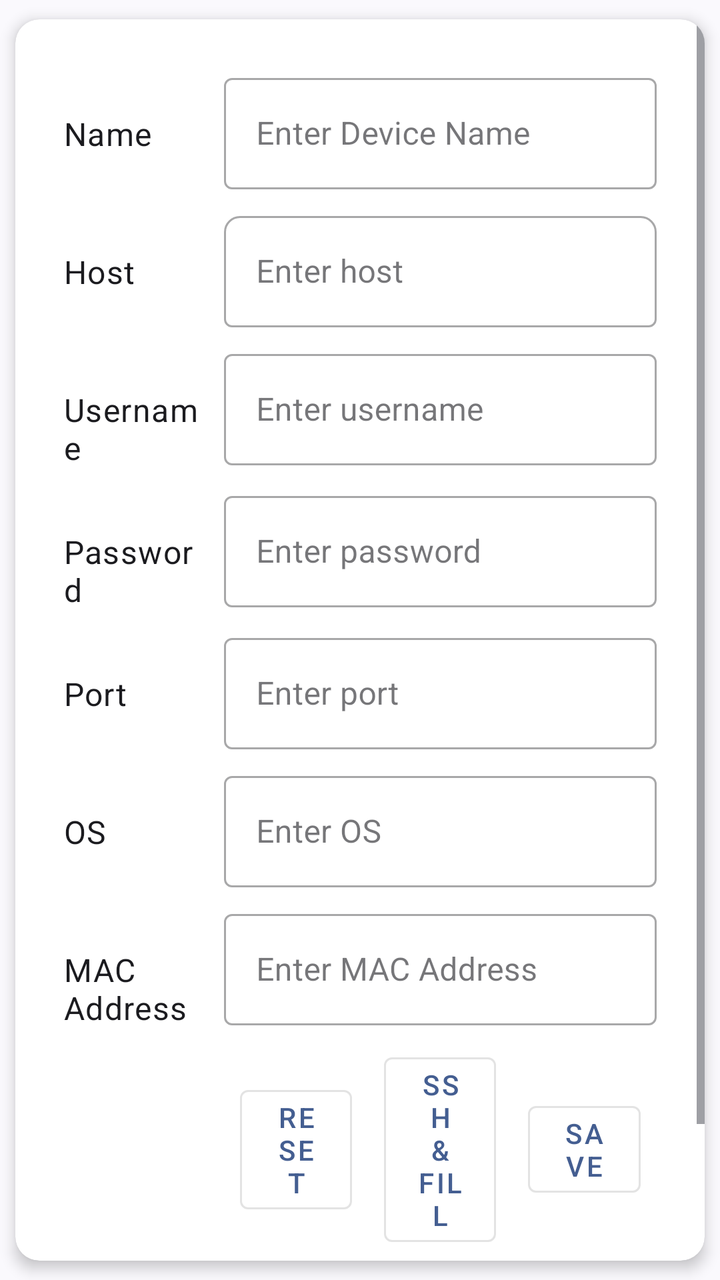
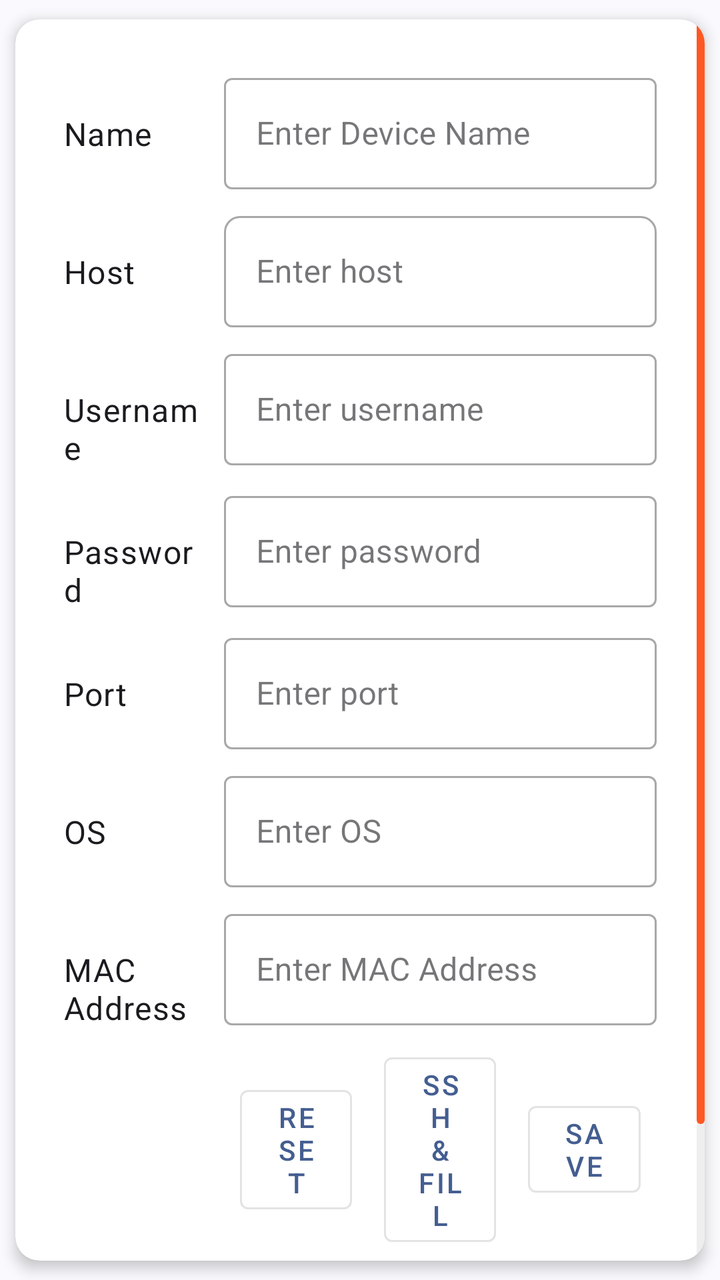

An Android layout rendered at two revisions. The XML below is the earlier revision; the diff shows what the commit changed to produce the second picture.
<!-- AndroidManifest.xml: application theme Theme.RemoteManager -->
<!-- res/layout/add_device.xml -->
<?xml version="1.0" encoding="utf-8"?>
<androidx.cardview.widget.CardView xmlns:android="http://schemas.android.com/apk/res/android"
    xmlns:app="http://schemas.android.com/apk/res-auto"
    xmlns:tools="http://schemas.android.com/tools"
    android:id="@+id/add_device_root"
    android:layout_width="match_parent"
    android:layout_height="match_parent"
    app:cardCornerRadius="12dp"
    app:cardElevation="4dp"
    app:cardUseCompatPadding="true">

    <ScrollView
        android:layout_width="match_parent"
        android:layout_height="match_parent"
        android:fillViewport="true">

        <GridLayout
            android:id="@+id/add_device"
            android:layout_width="match_parent"
            android:layout_height="wrap_content"
            android:columnCount="2"
            android:padding="20dp"
            android:rowCount="9"
            android:useDefaultMargins="true"
            tools:context=".fragment.AddDeviceFragment">

            
            <TextView
                style="?attr/textAppearanceBody1"
                android:layout_width="0dp"
                android:layout_height="wrap_content"
                android:layout_columnWeight="1"
                android:text="@string/name" />

            <com.google.android.material.textfield.TextInputLayout
                style="@style/Widget.MaterialComponents.TextInputLayout.OutlinedBox"
                android:layout_width="0dp"
                android:layout_height="wrap_content"
                android:layout_columnWeight="3"
                android:hint="@string/enter_name">

                <com.google.android.material.textfield.TextInputEditText
                    android:id="@+id/name_input"
                    android:layout_width="match_parent"
                    android:layout_height="wrap_content" />
            </com.google.android.material.textfield.TextInputLayout>

            
            <TextView
                style="?attr/textAppearanceBody1"
                android:layout_width="0dp"
                android:layout_height="wrap_content"
                android:layout_columnWeight="1"
                android:text="@string/host" />

            <com.google.android.material.textfield.TextInputLayout
                style="@style/Widget.MaterialComponents.TextInputLayout.OutlinedBox"
                android:layout_width="0dp"
                android:layout_height="wrap_content"
                android:layout_columnWeight="3"
                android:hint="@string/enter_host"
                app:boxCornerRadiusTopEnd="8dp"
                app:boxCornerRadiusTopStart="8dp"
                app:hintEnabled="true">

                <com.google.android.material.textfield.TextInputEditText
                    android:id="@+id/host_input"
                    android:layout_width="match_parent"
                    android:layout_height="wrap_content" />
            </com.google.android.material.textfield.TextInputLayout>

            
            <TextView
                style="?attr/textAppearanceBody1"
                android:layout_width="0dp"
                android:layout_height="wrap_content"
                android:layout_columnWeight="1"
                android:text="@string/username" />

            <com.google.android.material.textfield.TextInputLayout
                style="@style/Widget.MaterialComponents.TextInputLayout.OutlinedBox"
                android:layout_width="0dp"
                android:layout_height="wrap_content"
                android:layout_columnWeight="3"
                android:hint="@string/enter_username">

                <com.google.android.material.textfield.TextInputEditText
                    android:id="@+id/username_input"
                    android:layout_width="match_parent"
                    android:layout_height="wrap_content" />
            </com.google.android.material.textfield.TextInputLayout>

            
            <TextView
                style="?attr/textAppearanceBody1"
                android:layout_width="0dp"
                android:layout_height="wrap_content"
                android:layout_columnWeight="1"
                android:text="@string/password" />

            <com.google.android.material.textfield.TextInputLayout
                style="@style/Widget.MaterialComponents.TextInputLayout.OutlinedBox"
                android:layout_width="0dp"
                android:layout_height="wrap_content"
                android:layout_columnWeight="3"
                android:hint="@string/enter_password">

                <com.google.android.material.textfield.TextInputEditText
                    android:id="@+id/password_input"
                    android:layout_width="match_parent"
                    android:layout_height="wrap_content"
                    android:inputType="textPassword" />
            </com.google.android.material.textfield.TextInputLayout>

            
            <TextView
                style="?attr/textAppearanceBody1"
                android:layout_width="0dp"
                android:layout_height="wrap_content"
                android:layout_columnWeight="1"
                android:text="@string/port" />

            <com.google.android.material.textfield.TextInputLayout
                style="@style/Widget.MaterialComponents.TextInputLayout.OutlinedBox"
                android:layout_width="0dp"
                android:layout_height="wrap_content"
                android:layout_columnWeight="3"
                android:hint="@string/enter_port">

                <com.google.android.material.textfield.TextInputEditText
                    android:id="@+id/port_input"
                    android:layout_width="match_parent"
                    android:layout_height="wrap_content"
                    android:inputType="number" />
            </com.google.android.material.textfield.TextInputLayout>

            
            <TextView
                style="?attr/textAppearanceBody1"
                android:layout_width="0dp"
                android:layout_height="wrap_content"
                android:layout_columnWeight="1"
                android:text="@string/os" />

            <com.google.android.material.textfield.TextInputLayout
                style="@style/Widget.MaterialComponents.TextInputLayout.OutlinedBox"
                android:layout_width="0dp"
                android:layout_height="wrap_content"
                android:layout_columnWeight="3"
                android:hint="@string/enter_os">

                <com.google.android.material.textfield.TextInputEditText
                    android:id="@+id/os_input"
                    android:layout_width="match_parent"
                    android:layout_height="wrap_content" />
            </com.google.android.material.textfield.TextInputLayout>

            
            <TextView
                style="?attr/textAppearanceBody1"
                android:layout_width="0dp"
                android:layout_height="wrap_content"
                android:layout_columnWeight="1"
                android:text="@string/mac_address" />

            <com.google.android.material.textfield.TextInputLayout
                style="@style/Widget.MaterialComponents.TextInputLayout.OutlinedBox"
                android:layout_width="0dp"
                android:layout_height="wrap_content"
                android:layout_columnWeight="3"
                android:hint="@string/enter_mac_address">

                <com.google.android.material.textfield.TextInputEditText
                    android:id="@+id/mac_address_input"
                    android:layout_width="match_parent"
                    android:layout_height="wrap_content"
                    android:inputType="text" />
            </com.google.android.material.textfield.TextInputLayout>

            
            <View
                android:layout_width="0dp"
                android:layout_height="0dp"
                android:layout_columnWeight="1" />

            <LinearLayout
                android:layout_width="0dp"
                android:layout_height="wrap_content"
                android:layout_columnWeight="3"
                android:gravity="center"
                android:orientation="horizontal">

                <com.google.android.material.button.MaterialButton
                    android:id="@+id/reset_button"
                    style="@style/Widget.MaterialComponents.Button.OutlinedButton"
                    android:layout_width="0dp"
                    android:layout_height="wrap_content"
                    android:layout_marginHorizontal="8dp"
                    android:layout_weight="1"
                    android:inset="8dp"
                    android:text="@string/reset" />

                <com.google.android.material.button.MaterialButton
                    android:id="@+id/ssh_fill_button"
                    style="@style/Widget.MaterialComponents.Button.OutlinedButton"
                    android:layout_width="0dp"
                    android:layout_height="wrap_content"
                    android:layout_marginHorizontal="8dp"
                    android:layout_weight="1"
                    android:inset="8dp"
                    android:text="@string/ssh_fill" />

                <com.google.android.material.button.MaterialButton
                    android:id="@+id/save_button"
                    style="@style/Widget.MaterialComponents.Button.OutlinedButton"
                    android:layout_width="0dp"
                    android:layout_height="wrap_content"
                    android:layout_marginHorizontal="8dp"
                    android:layout_weight="1"
                    android:inset="8dp"
                    android:text="@string/save" />
            </LinearLayout>

            
            <View
                android:layout_width="0dp"
                android:layout_height="0dp"
                android:layout_columnWeight="1" />

            <LinearLayout
                android:layout_width="0dp"
                android:layout_height="wrap_content"
                android:layout_columnWeight="3"
                android:gravity="center"
                android:orientation="horizontal">

                <com.google.android.material.button.MaterialButton
                    android:id="@+id/delete_button"
                    style="@style/Widget.MaterialComponents.Button.OutlinedButton"
                    android:layout_width="0dp"
                    android:layout_height="wrap_content"
                    android:layout_marginHorizontal="8dp"
                    android:layout_weight="1"
                    android:inset="8dp"
                    android:text="@string/delete" />
            </LinearLayout>
        </GridLayout>
    </ScrollView>
</androidx.cardview.widget.CardView>
<!-- resources referenced by this layout -->
<resources>
  <string name="delete">Delete</string>
  <string name="enter_host">Enter host</string>
  <string name="enter_mac_address">Enter MAC Address</string>
  <string name="enter_name">Enter Device Name</string>
  <string name="enter_os">Enter OS</string>
  <string name="enter_password">Enter password</string>
  <string name="enter_port">Enter port</string>
  <string name="enter_username">Enter username</string>
  <string name="host">Host</string>
  <string name="mac_address">MAC Address</string>
  <string name="name">Name</string>
  <string name="os">OS</string>
  <string name="password">Password</string>
  <string name="port">Port</string>
  <string name="reset">Reset</string>
  <string name="save">Save</string>
  <string name="ssh_fill">SSH &amp; Fill</string>
  <string name="username">Username</string>
  <style name="Theme.RemoteManager" parent="Theme.Material3.DynamicColors.DayNight.NoActionBar">
          <item name="android:statusBarColor">?attr/colorPrimaryVariant</item>
          <item name="android:windowDrawsSystemBarBackgrounds">true</item>
          <item name="android:windowTranslucentStatus">false</item>
      </style>
</resources>

<!-- the commit's change to res/layout/add_device.xml (unified diff, before → after) -->
@@ -12,7 +12,11 @@
     <ScrollView
         android:layout_width="match_parent"
         android:layout_height="match_parent"
-        android:fillViewport="true">
+        android:fillViewport="true"
+        android:scrollbars="vertical"
+        android:fadeScrollbars="false"
+        android:scrollbarThumbVertical="@drawable/custom_scrollbar_thumb"
+        android:scrollbarTrackVertical="@drawable/custom_scrollbar_track">
 
         <GridLayout
             android:id="@+id/add_device"
<!-- resource entries referenced after the edit -->
@@ -1,5 +1,19 @@
 <!-- resources referenced by this layout -->
 <resources>
+  <!-- drawable custom_scrollbar_thumb (drawable) -->
+  <shape xmlns:android="http://schemas.android.com/apk/res/android"
+      android:shape="rectangle">
+      <size android:width="4dp" />
+      <solid android:color="#FF5722"/>
+      <corners android:radius="2dp"/>
+  </shape>
+  <!-- drawable custom_scrollbar_track (drawable) -->
+  <shape xmlns:android="http://schemas.android.com/apk/res/android"
+      android:shape="rectangle">
+      <size android:width="4dp"/>
+      <solid android:color="#EEEEEE"/>
+      <corners android:radius="2dp"/>
+  </shape>
   <string name="delete">Delete</string>
   <string name="enter_host">Enter host</string>
   <string name="enter_mac_address">Enter MAC Address</string>
